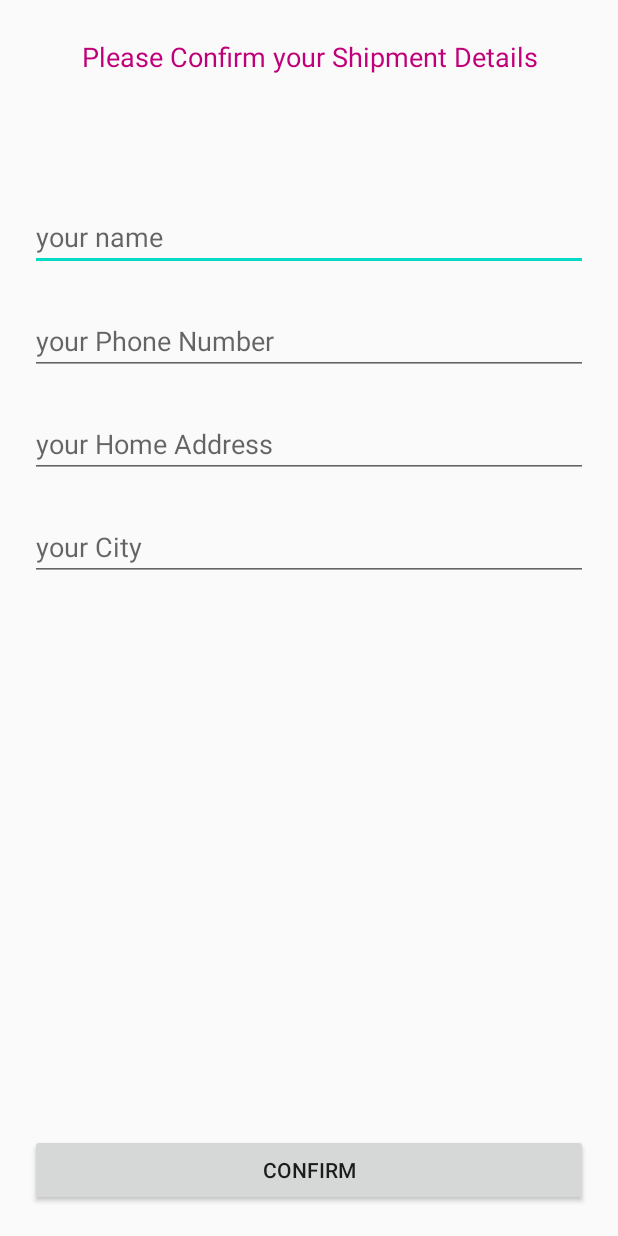
After one commit to tranthaithinhhpq/CANIFA, an Android app: the ConfirmFinalOrderActivity screen opened directly, with no data from a screen before it, on a phone screen of 412 x 824 dp. The commit adds this screen. Run offline under Robolectric (Android 15) with nearby library versions, the light colour scheme and no system bars; our stand-ins replace Firebase (no records; nobody signed in at launch, a user with empty details on screens opened directly).

Commit message:
25 +26+27

```diff
--- a/app/src/main/AndroidManifest.xml
+++ b/app/src/main/AndroidManifest.xml
@@ -12,7 +12,8 @@
         android:roundIcon="@mipmap/ic_launcher_round"
         android:supportsRtl="true"
         android:theme="@style/AppTheme">
-        <activity android:name=".CartActivity"></activity>
+        <activity android:name=".ConfirmFinalOrderActivity"></activity>
+        <activity android:name=".CartActivity" />
         <activity android:name=".ProductDetailsActivity" />
         <activity android:name=".SettinsActivity" />
         <activity
--- /dev/null
+++ b/app/src/main/java/com/example/appcanifa/ConfirmFinalOrderActivity.java
@@ -0,0 +1,117 @@
+package com.example.appcanifa;
+
+import androidx.annotation.NonNull;
+import androidx.appcompat.app.AppCompatActivity;
+
+import android.content.Intent;
+import android.os.Bundle;
+import android.text.TextUtils;
+import android.view.View;
+import android.widget.Button;
+import android.widget.EditText;
+import android.widget.TextView;
+import android.widget.Toast;
+
+import com.example.appcanifa.Prevalent.Prevalent;
+import com.google.android.gms.tasks.OnCompleteListener;
+import com.google.android.gms.tasks.Task;
+import com.google.firebase.database.DatabaseReference;
+import com.google.firebase.database.FirebaseDatabase;
+
+import java.text.SimpleDateFormat;
+import java.util.Calendar;
+import java.util.HashMap;
+
+public class ConfirmFinalOrderActivity extends AppCompatActivity {
+    private EditText nameEditText ,phoneEditText,addressEditText,cityEditText;
+    private Button confirmOrderBtn;
+
+    private String totalAmount ="";
+
+    @Override
+    protected void onCreate(Bundle savedInstanceState) {
+        super.onCreate(savedInstanceState);
+        setContentView(R.layout.activity_confirm_final_order);
+
+        totalAmount = getIntent().getStringExtra("Total Price");
+        Toast.makeText(this, "Total Price = $" + totalAmount, Toast.LENGTH_SHORT).show();
+
+        confirmOrderBtn = (Button) findViewById(R.id.confirm_final_order_btn);
+        nameEditText = (EditText) findViewById(R.id.shippment_name);
+        phoneEditText = (EditText) findViewById(R.id.shippment_phone_Number);
+        addressEditText = (EditText) findViewById(R.id.shippment_address);
+        cityEditText = (EditText) findViewById(R.id.shippment_city);
+
+        confirmOrderBtn.setOnClickListener(new View.OnClickListener() {
+            @Override
+            public void onClick(View v) {
+                check();
+            }
+        });
+    }
+        private void check() {
+            if(TextUtils.isEmpty(nameEditText.getText().toString())){
+                Toast.makeText(this,"Please provide your full name" , Toast.LENGTH_SHORT).show();
+            }else if(TextUtils.isEmpty(phoneEditText.getText().toString()))
+            {
+                Toast.makeText(this,"Please provide your phone number" , Toast.LENGTH_SHORT).show();
+            }else if(TextUtils.isEmpty(addressEditText.getText().toString()))
+            {
+                Toast.makeText(this,"Please provide your address",Toast.LENGTH_SHORT).show();
+            }
+            else if(TextUtils.isEmpty(cityEditText.getText().toString()))
+            {
+                Toast.makeText(this,"Please provide your city name",Toast.LENGTH_SHORT).show();
+            }else {
+                ConfirmOrder();
+            }
+        }
+
+        private void ConfirmOrder() {
+
+            String saveCurrentDate,saveCurrentTime;
+            Calendar calForDate = Calendar.getInstance();
+            SimpleDateFormat currenDate = new SimpleDateFormat("MMM dd,yyyy");
+            saveCurrentDate = currenDate.format(calForDate.getTime());
+
+            SimpleDateFormat currenTime = new SimpleDateFormat(" HH: mm:ss a ");
+            saveCurrentTime = currenDate.format(calForDate.getTime());
+
+            final DatabaseReference ordersRef = FirebaseDatabase.getInstance().getReference()
+                    .child("Orders")
+                    .child(Prevalent.currentOnlineUser.getPhone());
+
+            HashMap<String ,Object> ordersMap = new HashMap<>();
+            ordersMap.put("TotalAmount", totalAmount);
+            ordersMap.put("name", nameEditText.getText().toString());
+            ordersMap.put("address", addressEditText.getText().toString());
+            ordersMap.put("city", cityEditText.getText().toString());
+            ordersMap.put("date", saveCurrentDate);
+            ordersMap.put("time", saveCurrentTime);
+            ordersMap.put("state", "not shipped");
+            ordersRef.updateChildren(ordersMap).addOnCompleteListener(new OnCompleteListener<Void>() {
+                @Override
+                public void onComplete(@NonNull Task<Void> task) {
+                    if(task.isSuccessful())
+                    {
+                        FirebaseDatabase.getInstance().getReference().child("Cart List")
+                                .child("User View")
+                                .child(Prevalent.currentOnlineUser.getPhone())
+                                .removeValue()
+                                .addOnCompleteListener(new OnCompleteListener<Void>() {
+                                    @Override
+                                    public void onComplete(@NonNull Task<Void> task) {
+                                        if(task.isSuccessful()){
+                                            Toast.makeText(ConfirmFinalOrderActivity.this,"your final order has been placed successfully",Toast.LENGTH_SHORT).show();
+                                            Intent intent = new Intent(ConfirmFinalOrderActivity.this,HomeActivity.class);
+                                            intent.addFlags(Intent.FLAG_ACTIVITY_CLEAR_TASK | Intent.FLAG_ACTIVITY_CLEAR_TASK);
+                                            startActivity(intent);
+                                            finish();
+                                        }
+                                    }
+                                });
+                    }
+                }
+            });
+    }
+}
--- a/app/src/main/java/com/example/appcanifa/ProductDetailsActivity.java
+++ b/app/src/main/java/com/example/appcanifa/ProductDetailsActivity.java
@@ -73,14 +73,15 @@ public class ProductDetailsActivity extends AppCompatActivity {
 
         final DatabaseReference cartListRef = FirebaseDatabase.getInstance().getReference().child("Cart List");
         final HashMap<String, Object> cartMap = new HashMap<>();
+
         cartMap.put("pid", productID);
         cartMap.put("pname", productName.getText().toString());
         cartMap.put("price", productPrice.getText().toString());
         cartMap.put("date",saveCurrentDate);
         cartMap.put("time", saveCurrentTime);
         cartMap.put("quantity", numberButton.getNumber());
+        cartMap.put("discount", "");
 
-        cartMap.put("discount", "");
         cartListRef.child("User View").child(Prevalent.currentOnlineUser.getPhone())
                 .child("Products").child(productID)
                 .updateChildren(cartMap)
--- /dev/null
+++ b/app/src/main/res/layout/activity_confirm_final_order.xml
@@ -0,0 +1,67 @@
+<?xml version="1.0" encoding="utf-8"?>
+<RelativeLayout xmlns:android="http://schemas.android.com/apk/res/android"
+    xmlns:app="http://schemas.android.com/apk/res-auto"
+    xmlns:tools="http://schemas.android.com/tools"
+    android:layout_width="match_parent"
+    android:layout_height="match_parent"
+    tools:context=".ConfirmFinalOrderActivity">
+    <TextView
+        android:id="@+id/txt"
+        android:layout_width="match_parent"
+        android:layout_height="wrap_content"
+        android:text="Please Confirm your Shipment Details"
+        android:textSize="18dp"
+        android:textColor="@color/colorPrimaryDark"
+        android:layout_margin="25dp"
+        android:textAlignment="center"
+        />
+
+    <EditText
+        android:id="@+id/shippment_name"
+        android:layout_width="match_parent"
+        android:layout_height="wrap_content"
+        android:layout_below="@+id/txt"
+        android:layout_marginTop="60dp"
+        android:layout_marginLeft="20dp"
+        android:layout_marginRight="20dp"
+        android:hint="your name"/>
+
+    <EditText
+        android:id="@+id/shippment_phone_Number"
+        android:layout_width="match_parent"
+        android:layout_height="wrap_content"
+        android:layout_below="@+id/shippment_name"
+        android:layout_marginLeft="20dp"
+        android:layout_marginTop="24dp"
+        android:layout_marginRight="20dp"
+        android:inputType="number"
+        android:hint="your Phone Number" />
+
+    <EditText
+        android:id="@+id/shippment_address"
+        android:layout_width="match_parent"
+        android:layout_height="wrap_content"
+        android:layout_below="@+id/shippment_phone_Number"
+        android:layout_marginLeft="20dp"
+        android:layout_marginTop="23dp"
+        android:layout_marginRight="20dp"
+
+        android:hint="your Home Address" />
+    <EditText
+        android:id="@+id/shippment_city"
+        android:layout_width="match_parent"
+        android:layout_height="wrap_content"
+        android:layout_below="@+id/shippment_address"
+        android:layout_marginLeft="20dp"
+        android:layout_marginTop="23dp"
+        android:layout_marginRight="20dp"
+        android:hint="your City" />
+
+    <Button
+        android:id="@+id/confirm_final_order_btn"
+        android:layout_width="match_parent"
+        android:layout_height="wrap_content"
+        android:layout_alignParentBottom="true"
+        android:layout_margin="20dp"
+        android:text="Confirm"/>
+</RelativeLayout>
```
Also changed, not shown: app/src/main/java/com/example/appcanifa/CartActivity.java (+70 -1 lines).
